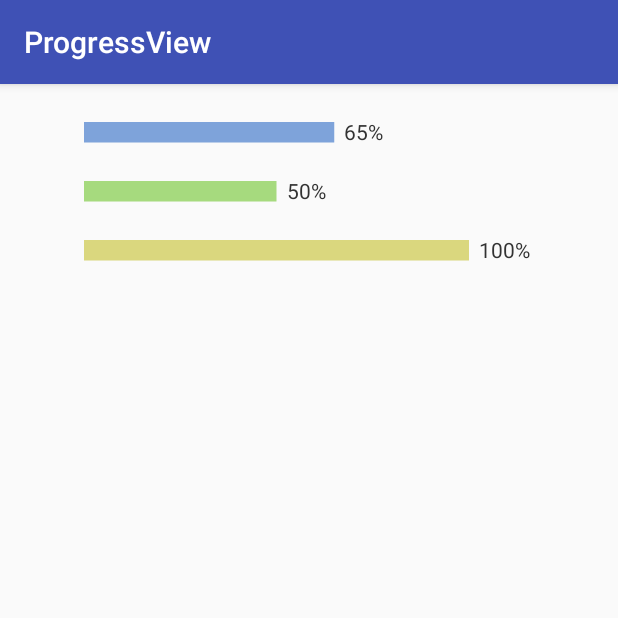
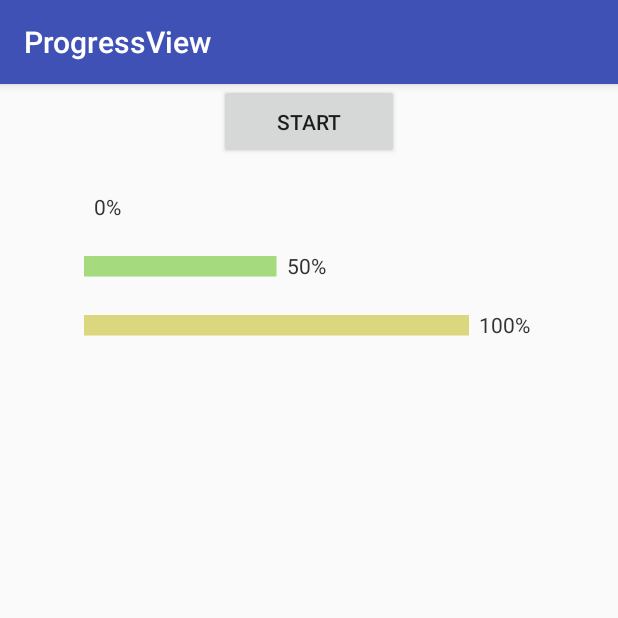
Before and after one commit to leeroGG/ProgressView, an Android app: the screen it shows after launch (MainActivity), on a phone screen of 412 x 824 dp, the top half of it. Run offline under Robolectric (Android 15) with nearby library versions, the phone set to English and light mode, and no system bars.

Commit message:
修改动态显示

```diff
--- a/app/src/main/java/com/example/administrator/progressview/MainActivity.java
+++ b/app/src/main/java/com/example/administrator/progressview/MainActivity.java
@@ -2,6 +2,7 @@ package com.example.administrator.progressview;
 
 import android.support.v7.app.AppCompatActivity;
 import android.os.Bundle;
+import android.view.View;
 
 public class MainActivity extends AppCompatActivity {
 
@@ -16,12 +17,17 @@ public class MainActivity extends AppCompatActivity {
         progressView2 = (ProgressView) findViewById(R.id.progress2);
         progressView3 = (ProgressView) findViewById(R.id.progress3);
 
-        // 动态效果
-        ProgressHelper helper = new ProgressHelper(progressView1, 65);
-        helper.start();
-
         // 默认模式
         progressView2.setProgress(50);
         progressView3.setProgress(100);
+
+        // 动态效果
+        findViewById(R.id.start).setOnClickListener(new View.OnClickListener() {
+            @Override
+            public void onClick(View view) {
+                ProgressHelper helper = new ProgressHelper(progressView1, 65);
+                helper.start();
+            }
+        });
     }
 }
--- a/app/src/main/res/layout/activity_main.xml
+++ b/app/src/main/res/layout/activity_main.xml
@@ -5,6 +5,13 @@
     android:layout_width="match_parent"
     android:layout_height="match_parent"
     android:orientation="vertical">
+
+    <Button
+        android:id="@+id/start"
+        android:layout_width="120dp"
+        android:layout_height="50dp"
+        android:layout_gravity="center"
+        android:text="start"/>
 
     <com.example.administrator.progressview.ProgressView
         android:id="@+id/progress1"
```
